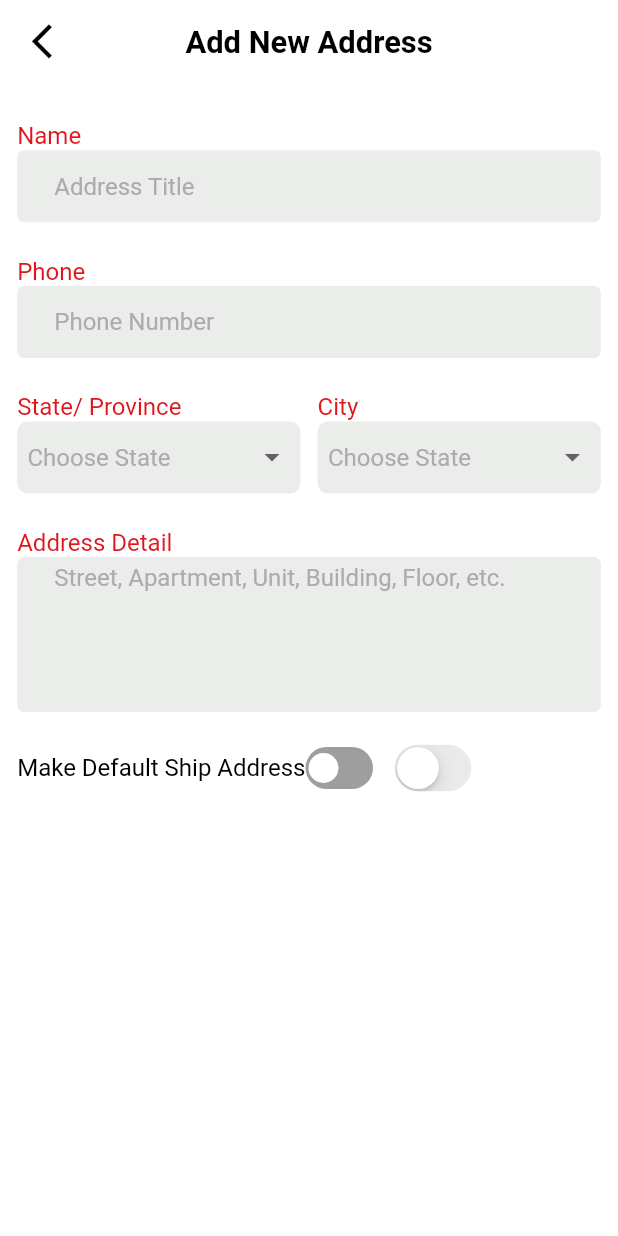
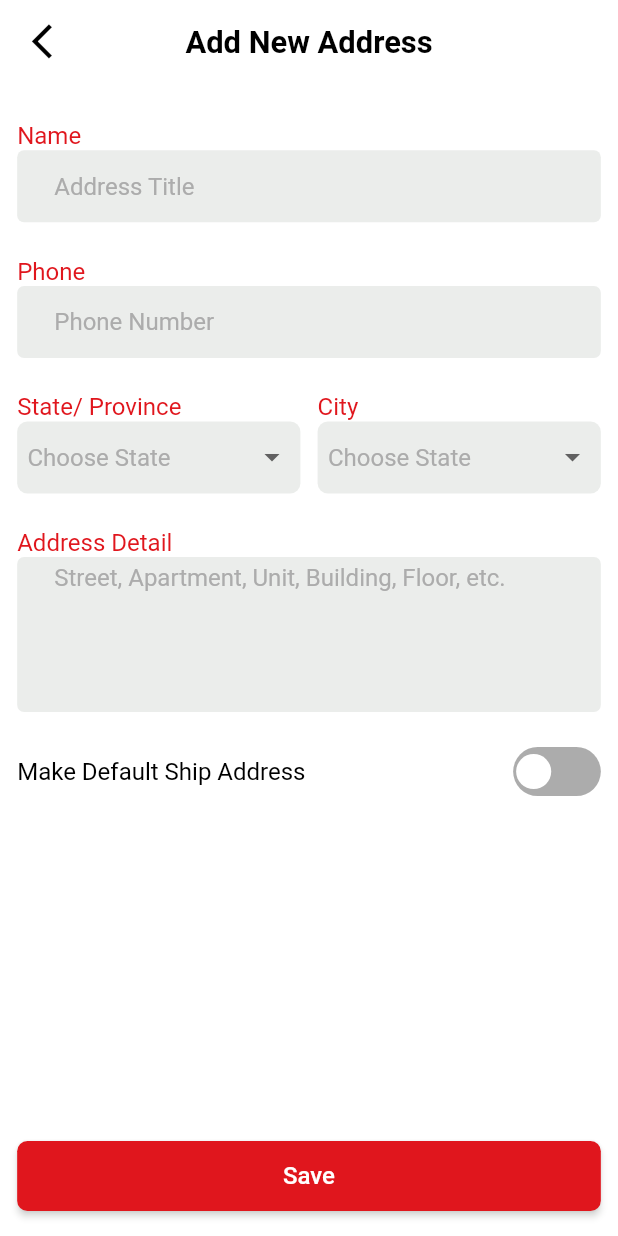
Before and after one commit to prolaymm/simple_getx_code_structure, a Flutter app: the screen it shows after launch, on a phone screen of 412 x 824 dp. Run offline on Flutter 3.47's test engine with Material 2 defaults, Android fonts, the phone set to English and light mode, and no system bars; our stand-ins replace cached_network_image, carousel_slider, flutter_screenutil, flutter_svg, get; missing offline and left inert: geolocator_web, shared_preferences_web.

Commit message:
FEAT : Add New Address Page Added

```diff
--- a/lib/lib/core/themes/theme.dart
+++ b/lib/lib/core/themes/theme.dart
@@ -30,7 +30,11 @@ class StyleTheme {
         headline1: TextStyle(color: cOnPrimary),
         caption: TextStyle(color: cPrimaryColor),
       ),
-      buttonTheme: const ButtonThemeData(buttonColor: cPrimaryColor),
+
+      buttonTheme: const ButtonThemeData(buttonColor: cPrimaryColor,
+          shape: RoundedRectangleBorder(),
+      textTheme: ButtonTextTheme.accent,
+      ),
     );
   }
 }
--- a/lib/lib/presentation/reusable_widget/custom_button.dart
+++ b/lib/lib/presentation/reusable_widget/custom_button.dart
@@ -7,8 +7,8 @@ import '../../utils/fonts_and_margins_constants.dart';
 class CustomButton extends StatelessWidget {
   final String buttonText;
   final VoidCallback onClick;
-  final Color buttonTextColor;
-  final Color buttonColor;
+  final Color? buttonTextColor;
+  final Color? buttonColor;
   final double? fontSize;
   final double? radius;
   final FontWeight? fontWeight;
@@ -18,8 +18,8 @@ class CustomButton extends StatelessWidget {
       {Key? key,
       required this.buttonText,
       required this.onClick,
-      required this.buttonTextColor,
-      required this.buttonColor,
+       this.buttonTextColor,
+       this.buttonColor,
       this.fontSize,
       this.buttonHeight,
       this.fontWeight,
@@ -29,7 +29,7 @@ class CustomButton extends StatelessWidget {
   @override
   Widget build(BuildContext context) {
     return MaterialButton(
-      height: buttonHeight ?? 0.056.sh,
+      height: buttonHeight ?? 20.h+20.w,
       shape: RoundedRectangleBorder(
           borderRadius: BorderRadius.circular(radius ?? kMediumFont14.sw)),
       color: buttonColor,
--- a/lib/lib/presentation/screens/add_new_address_screen/add_new_address_screen.dart
+++ b/lib/lib/presentation/screens/add_new_address_screen/add_new_address_screen.dart
@@ -2,6 +2,8 @@ import 'package:flutter/cupertino.dart';
 import 'package:flutter/material.dart';
 import 'package:flutter_screenutil/flutter_screenutil.dart';
 import 'package:get/get.dart';
+import 'package:mya_ngwe_san/lib/presentation/reusable_widget/custom_button.dart';
+import 'package:mya_ngwe_san/lib/presentation/reusable_widget/custom_container.dart';
 import 'package:mya_ngwe_san/lib/presentation/reusable_widget/custom_text_form_field.dart';
 import 'package:mya_ngwe_san/lib/presentation/reusable_widget/text_view.dart';
 import 'package:mya_ngwe_san/lib/presentation/screens/add_new_address_screen/city_and_state_dropdown.dart';
@@ -103,41 +105,44 @@ class AddNewAddressScreen extends StatelessWidget {
                 height: 10.h + 10.w,
               ),
               Row(
+                mainAxisAlignment: MainAxisAlignment.spaceBetween,
                 children: [
                   TextView(
                     title: "Make Default Ship Address",
                     fontSize: kMediumFont14.sp,
                   ),
+                  SizedBox(
+                    width: kDefaultMarginWidth.w,
+                  ),
                   Obx(
-                    ()=>  CustomSwitch(
-
+                    () => CustomSwitch(
                       value: addNewAddressVm.isMakeDefaultAddress.value,
-                      onChanged: (bool val){
-
+                      onChanged: (bool val) {
+                        debugPrint(val.toString());
                         addNewAddressVm.isMakeDefaultAddress.value = val;
                       },
                     ),
                   ),
-                  Obx(
-                      ()=>  SizedBox(
-                        width: 80,
-                        height: 20,
-                        child: CupertinoSwitch(
-                          value: addNewAddressVm.isMakeDefaultAddress.value,
-                          onChanged: (value) {
-
-                            addNewAddressVm.isMakeDefaultAddress.value = value;
-                          },
-                        ),
-                      ),
-                  )
                 ],
               ),
-
+              SizedBox(
+                height: 30.h + 30.w,
+              ),
             ],
           ),
         ),
       ),
+      floatingActionButtonLocation: FloatingActionButtonLocation.centerFloat,
+      floatingActionButton: Container(
+        width: double.infinity,
+        padding: EdgeInsets.symmetric(horizontal: kDefaultMarginWidth.w),
+        child: CustomButton(
+            onClick: () {},
+            buttonText: 'Save',
+            buttonColor: Theme.of(context).primaryColor,
+            radius: 6.r,
+            buttonTextColor: Theme.of(context).colorScheme.primaryContainer),
+      ),
     );
   }
 }
--- a/lib/lib/presentation/screens/add_new_address_screen/custom_switch.dart
+++ b/lib/lib/presentation/screens/add_new_address_screen/custom_switch.dart
@@ -1,10 +1,11 @@
 import 'package:flutter/material.dart';
+import 'package:flutter_screenutil/flutter_screenutil.dart';
 
 class CustomSwitch extends StatefulWidget {
   final bool value;
   final ValueChanged<bool> onChanged;
 
-  CustomSwitch({Key? key, required this.value, required this.onChanged})
+  const CustomSwitch({Key? key, required this.value, required this.onChanged})
       : super(key: key);
 
   @override
@@ -19,13 +20,13 @@ class _CustomSwitchState extends State<CustomSwitch>
   @override
   void initState() {
     super.initState();
-    _animationController =
-        AnimationController(vsync: this, duration: Duration(milliseconds: 60));
+    _animationController = AnimationController(
+        vsync: this, duration: const Duration(milliseconds: 60));
     _circleAnimation = AlignmentTween(
-        begin: widget.value ? Alignment.centerRight : Alignment.centerLeft,
-        end: widget.value ? Alignment.centerLeft : Alignment.centerRight)
+            begin: widget.value ? Alignment.centerRight : Alignment.centerLeft,
+            end: widget.value ? Alignment.centerLeft : Alignment.centerRight)
         .animate(CurvedAnimation(
-        parent: _animationController!, curve: Curves.linear));
+            parent: _animationController!, curve: Curves.linear));
   }
 
   @override
@@ -45,25 +46,26 @@ class _CustomSwitchState extends State<CustomSwitch>
                 : widget.onChanged(false);
           },
           child: Container(
-            width: 45.0,
-            height: 28.0,
+            width: 25.w + 25.h,
+            height: 14.0.h + 14.w,
             decoration: BoxDecoration(
               borderRadius: BorderRadius.circular(24.0),
               color: _circleAnimation!.value == Alignment.centerLeft
-                  ? Colors.grey
-                  : Colors.blue,
+                  ? Theme.of(context).hintColor
+                  : Theme.of(context).primaryColor,
             ),
             child: Padding(
               padding: const EdgeInsets.only(
                   top: 2.0, bottom: 2.0, right: 2.0, left: 2.0),
               child: Container(
                 alignment:
-                widget.value ? Alignment.centerRight : Alignment.centerLeft,
+                    widget.value ? Alignment.centerRight : Alignment.centerLeft,
                 child: Container(
-                  width: 20.0,
-                  height: 20.0,
+                  width: 10.0.h + 10.w,
+                  height: 10.0.h + 10.w,
                   decoration: BoxDecoration(
-                      shape: BoxShape.circle, color: Colors.white),
+                      shape: BoxShape.circle,
+                      color: Theme.of(context).colorScheme.primaryContainer),
                 ),
               ),
             ),
```
